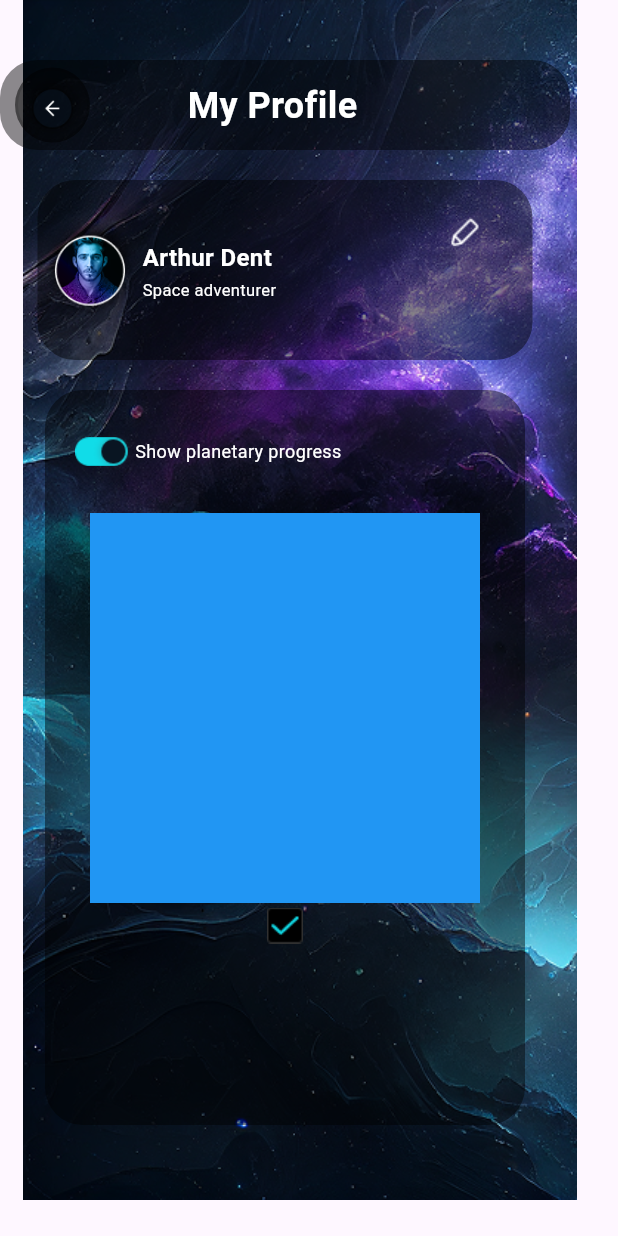
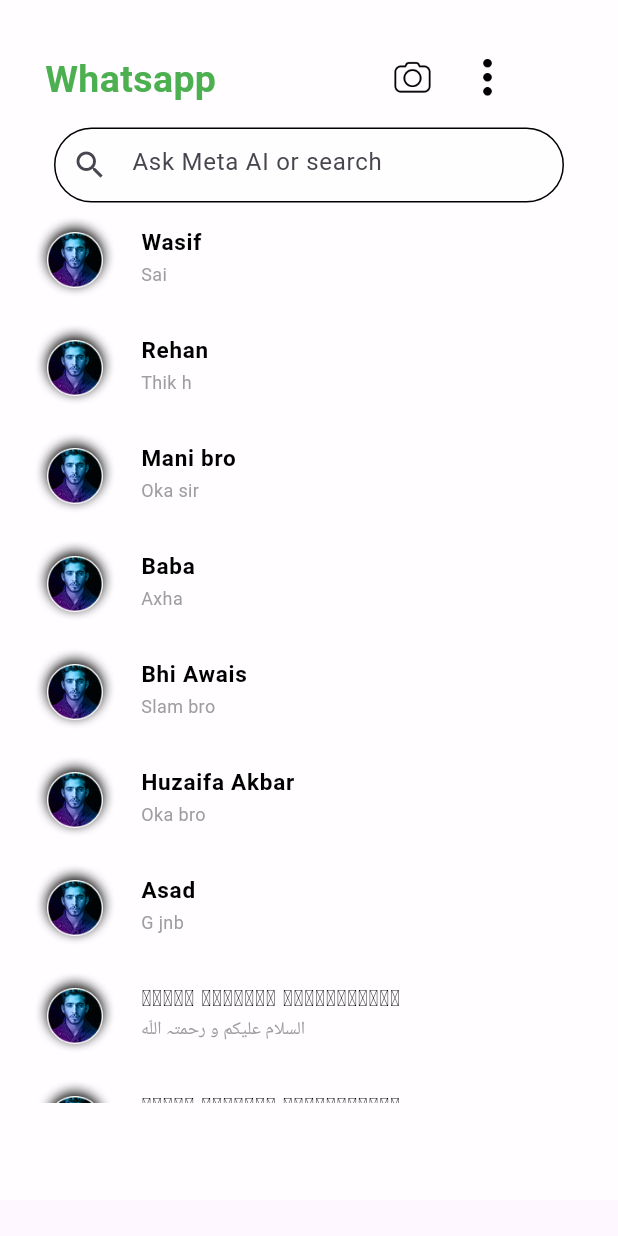
Before and after one commit to sohaibinfo01/Cosmic, a Flutter app: the screen it shows after launch, on a phone screen of 412 x 824 dp. Run offline on Flutter 3.47's test engine with Material 3 defaults, Android fonts, the phone set to English and light mode, and no system bars; our stand-ins replace percent_indicator.

Commit message:
listtile

```diff
--- /dev/null
+++ b/devtools_options.yaml
@@ -0,0 +1,3 @@
+description: This file stores settings for Dart & Flutter DevTools.
+documentation: https://docs.flutter.dev/tools/devtools/extensions#configure-extension-enablement-states
+extensions:
--- /dev/null
+++ b/lib/listtile.dart
@@ -0,0 +1,142 @@
+import 'package:flutter/material.dart';
+
+class listtile extends StatefulWidget {
+  const listtile({super.key});
+
+  @override
+  State<listtile> createState() => _listtileState();
+}
+
+class _listtileState extends State<listtile> {
+  @override
+  Widget build(BuildContext context) {
+    return Scaffold(
+      resizeToAvoidBottomInset: false,
+      body: Container(
+        height: 800,
+        width: 450,
+        color: Colors.white70,
+        child: Column(
+          children: [
+            Row(
+             children: [
+               Container(
+                 margin: EdgeInsets.only(top: 35,left: 30),
+                 height: 50,
+                 width: 130,
+                 child: Text("Whatsapp",style: TextStyle(color: Colors.green,fontSize: 25,fontWeight: FontWeight.bold),),
+               ),
+               SizedBox(width: 100,),
+               Container(
+                 margin: EdgeInsets.only(top: 18),
+                 height: 60,
+                 width: 30,
+                 child: Image.asset("assets/camera.png"),
+               ),
+               SizedBox(width: 20,),
+               Container(
+                 margin: EdgeInsets.only(top: 18),
+                 height: 60,
+                 width: 30,
+                 child: Image.asset("assets/dots.png"),
+               )
+             ],
+            ),
+            Container(
+              height: 50,
+              width: 340,
+              child: TextFormField(
+                style: TextStyle(color: Colors.black),
+                cursorColor: Colors.green,
+                decoration: InputDecoration(
+                  prefixIcon: Icon(Icons.search),
+                  hintText: "Ask Meta AI or search",
+                  filled: true,
+                  fillColor: Colors.white38,
+                  enabledBorder: OutlineInputBorder(
+                      borderRadius: BorderRadius.circular(25),
+                  ),
+                  focusedBorder: OutlineInputBorder(
+                    borderRadius: BorderRadius.circular(25),
+                    borderSide: BorderSide(
+                        color: Colors.green, width: 2
+                    ),
+                  ),
+                ),
+                keyboardType: TextInputType.text,
+              ),
+            ),
+            Container(
+              height: 600,
+              width: 400,
+              child:  ListView(
+                children: [
+                  ListTile(
+                    leading: Image.asset("assets/men.png"),
+                    title: Text("Wasif",style: TextStyle(color: Colors.black,fontWeight: FontWeight.bold,fontSize: 15),),
+                    subtitle: Text("Sai",style: TextStyle(color: Colors.grey,fontSize: 12),),
+                  ),
+                  ListTile(
+                    leading: Image.asset("assets/men.png"),
+                    title: Text("Rehan",style: TextStyle(color: Colors.black,fontWeight: FontWeight.bold,fontSize: 15),),
+                    subtitle: Text("Thik h",style: TextStyle(color: Colors.grey,fontSize: 12),),
+                  ),
+                  ListTile(
+                    leading: Image.asset("assets/men.png"),
+                    title: Text("Mani bro",style: TextStyle(color: Colors.black,fontWeight: FontWeight.bold,fontSize: 15),),
+                    subtitle: Text("Oka sir",style: TextStyle(color: Colors.grey,fontSize: 12),),
+                  ),
+                  ListTile(
+                    leading: Image.asset("assets/men.png"),
+                    title: Text("Baba ",style: TextStyle(color: Colors.black,fontWeight: FontWeight.bold,fontSize: 15),),
+                    subtitle: Text("Axha",style: TextStyle(color: Colors.grey,fontSize: 12),),
+                  ),
+                  ListTile(
+                    leading: Image.asset("assets/men.png"),
+                    title: Text("Bhi Awais",style: TextStyle(color: Colors.black,fontWeight: FontWeight.bold,fontSize: 15),),
+                    subtitle: Text("Slam bro",style: TextStyle(color: Colors.grey,fontSize: 12),),
+                  ),
+                  ListTile(
+                    leading: Image.asset("assets/men.png"),
+                    title: Text("Huzaifa Akbar",style: TextStyle(color: Colors.black,fontWeight: FontWeight.bold,fontSize: 15),),
+                    subtitle: Text("Oka bro",style: TextStyle(color: Colors.grey,fontSize: 12),),
+                  ),
+                  ListTile(
+                    leading: Image.asset("assets/men.png"),
+                    title: Text("Asad",style: TextStyle(color: Colors.black,fontWeight: FontWeight.bold,fontSize: 15),),
+                    subtitle: Text("G jnb",style: TextStyle(color: Colors.grey,fontSize: 12),),
+                  ),
+                  ListTile(
+                    leading: Image.asset("assets/men.png"),
+                    title: Text("𝐇𝐚𝐟𝐢𝐳 𝐌𝐨𝐛𝐢𝐥𝐞𝐬 𝐁𝐡𝐚𝐠𝐭𝐚𝐧𝐰𝐚𝐥𝐚",style: TextStyle(color: Colors.black,fontWeight: FontWeight.bold,fontSize: 15),),
+                    subtitle: Text("السلام علیکم و رحمتہ اللّه",style: TextStyle(color: Colors.grey,fontSize: 12),),
+                  ),
+                  ListTile(
+                    leading: Image.asset("assets/men.png"),
+                    title: Text("𝐇𝐚𝐟𝐢𝐳 𝐌𝐨𝐛𝐢𝐥𝐞𝐬 𝐁𝐡𝐚𝐠𝐭𝐚𝐧𝐰𝐚𝐥𝐚",style: TextStyle(color: Colors.black,fontWeight: FontWeight.bold,fontSize: 15),),
+                    subtitle: Text("السلام علیکم و رحمتہ اللّه",style: TextStyle(color: Colors.grey,fontSize: 12),),
+                  ),
+                  ListTile(
+                    leading: Image.asset("assets/men.png"),
+                    title: Text("𝐇𝐚𝐟𝐢𝐳 𝐌𝐨𝐛𝐢𝐥𝐞𝐬 𝐁𝐡𝐚𝐠𝐭𝐚𝐧𝐰𝐚𝐥𝐚",style: TextStyle(color: Colors.black,fontWeight: FontWeight.bold,fontSize: 15),),
+                    subtitle: Text("السلام علیکم و رحمتہ اللّه",style: TextStyle(color: Colors.grey,fontSize: 12),),
+                  ),
+                  ListTile(
+                    leading: Image.asset("assets/men.png"),
+                    title: Text("𝐇𝐚𝐟𝐢𝐳 𝐌𝐨𝐛𝐢𝐥𝐞𝐬 𝐁𝐡𝐚𝐠𝐭𝐚𝐧𝐰𝐚𝐥𝐚",style: TextStyle(color: Colors.black,fontWeight: FontWeight.bold,fontSize: 15),),
+                    subtitle: Text("السلام علیکم و رحمتہ اللّه",style: TextStyle(color: Colors.grey,fontSize: 12),),
+                  ),
+                  ListTile(
+                    leading: Image.asset("assets/men.png"),
+                    title: Text("𝐇𝐚𝐟𝐢𝐳 𝐌𝐨𝐛𝐢𝐥𝐞𝐬 𝐁𝐡𝐚𝐠𝐭𝐚𝐧𝐰𝐚𝐥𝐚",style: TextStyle(color: Colors.black,fontWeight: FontWeight.bold,fontSize: 15),),
+                    subtitle: Text("السلام علیکم و رحمتہ اللّه",style: TextStyle(color: Colors.grey,fontSize: 12),),
+                  ),
+                ],
+              ),
+            )
+              ],
+            ),
+        ),
+    );
+  }
+}
--- a/lib/main.dart
+++ b/lib/main.dart
@@ -3,6 +3,7 @@ import 'package:project2/favourites.dart';
 import 'package:project2/fourthfile.dart';
 import 'package:project2/home.dart';
 import 'package:project2/innerpage.dart';
+import 'package:project2/listtile.dart';
 import 'package:project2/listview.dart';
 import 'package:project2/login.dart';
 import 'package:project2/myappfile.dart';
@@ -48,7 +49,7 @@ class MyApp extends StatelessWidget {
         colorScheme: ColorScheme.fromSeed(seedColor: Colors.deepPurple),
       ),
       debugShowCheckedModeBanner: false,
-      home: profile()
+      home: listtile()
     );
   }
 }
--- a/pubspec.yaml
+++ b/pubspec.yaml
@@ -35,6 +35,7 @@ dependencies:
   # Use with the CupertinoIcons class for iOS style icons.
   cupertino_icons: ^1.0.8
   flutter_bloc: ^9.1.1
+  percent_indicator: ^4.2.5
 
 dev_dependencies:
   flutter_test:
```
Also changed, not shown: lib/favourites.dart (+10 -1 lines), lib/innerpage.dart (+7 -2 lines), lib/profile.dart (+75 -13 lines), assets/cam.png (added), assets/camera.png (added), assets/dots.png (added), assets/more.png (added), assets/search.png (added), assets/searchbar.png (added), pubspec.lock.
